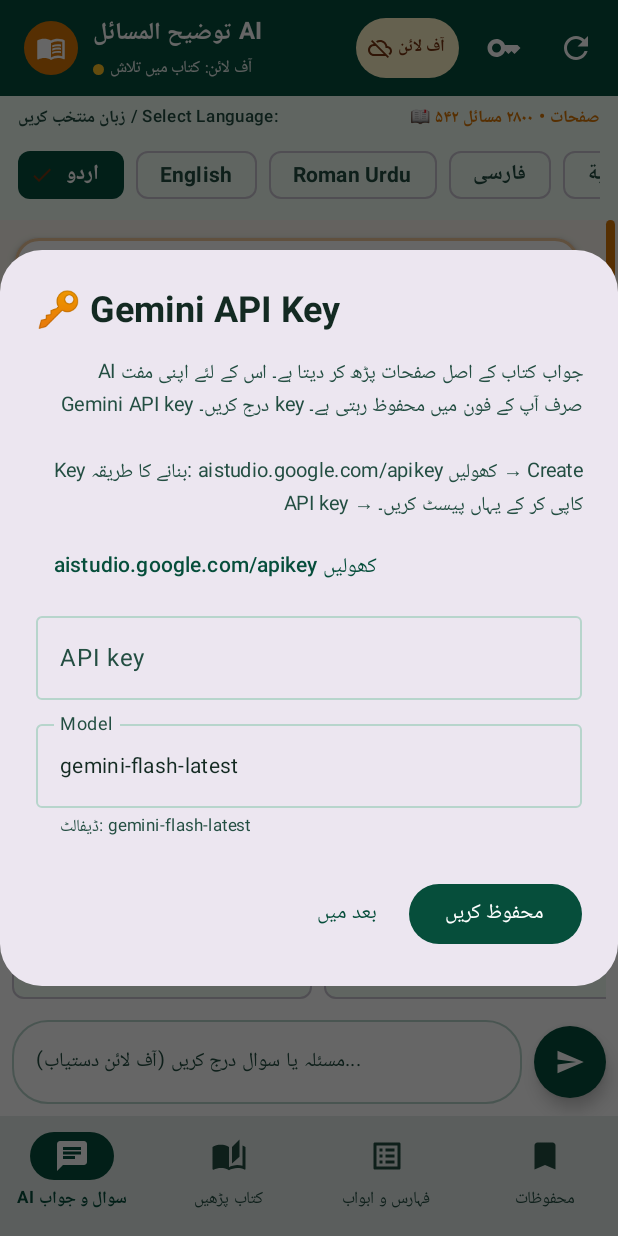
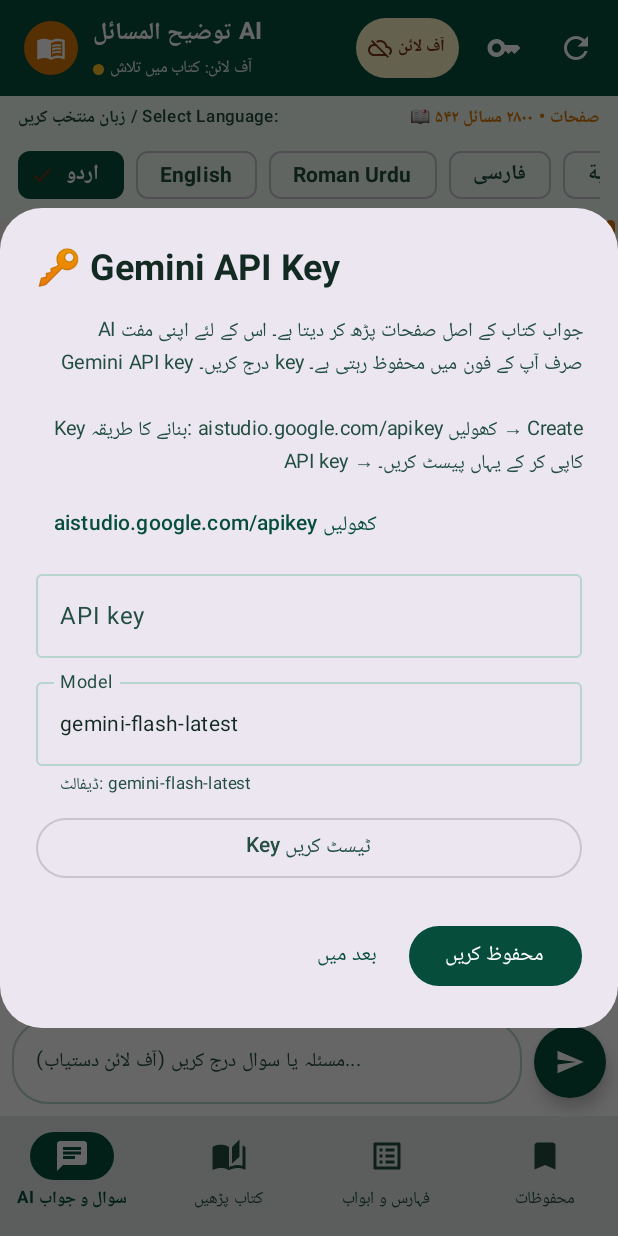
Before and after one commit to esa52126-code/Sistani-GPT, an Android app built with Jetpack Compose: the screen it shows after launch (MainActivity), on a phone screen of 412 x 824 dp. Run offline under Robolectric (Android 15) with nearby library versions, the phone set to English and light mode, and no system bars.

Commit message:
Hide raw OCR text from answers; add API key test button
- Fallback answers list the matching pages and chapters instead of noisy OCR snippets
- When the AI call fails, show the reason prominently at the top of the answer
- Settings dialog: 'Key test' button that sends a tiny request and shows the exact error

Co-Authored-By: Claude Opus 5.5 <noreply@anthropic.com>
Claude-Session: https://claude.ai/code/session_012HvAQ9B9qTwRgYvR4sgWTQ

```diff
--- a/app/src/main/java/com/example/ui/screens/ChatScreen.kt
+++ b/app/src/main/java/com/example/ui/screens/ChatScreen.kt
@@ -916,6 +916,9 @@ fun ApiKeyDialog(onDismiss: () -> Unit, onSaved: (Boolean) -> Unit) {
     val context = LocalContext.current
     var key by remember { mutableStateOf(SettingsStore.savedApiKey(context)) }
     var model by remember { mutableStateOf(SettingsStore.model(context)) }
+    var testResult by remember { mutableStateOf<String?>(null) }
+    var testing by remember { mutableStateOf(false) }
+    val scope = rememberCoroutineScope()
     AlertDialog(
         onDismissRequest = onDismiss,
         title = { Text("🔑 Gemini API Key", fontWeight = FontWeight.Bold) },
@@ -953,6 +956,26 @@ fun ApiKeyDialog(onDismiss: () -> Unit, onSaved: (Boolean) -> Unit) {
                     supportingText = { Text("ڈیفالٹ: ${SettingsStore.DEFAULT_MODEL}", fontSize = 11.sp) },
                     modifier = Modifier.fillMaxWidth()
                 )
+                Spacer(Modifier.height(8.dp))
+                OutlinedButton(
+                    enabled = !testing,
+                    onClick = {
+                        testing = true
+                        testResult = null
+                        scope.launch {
+                            testResult = GeminiService.testKey(key, model).second
+                            testing = false
+                        }
+                    },
+                    modifier = Modifier.fillMaxWidth()
+                ) {
+                    if (testing) CircularProgressIndicator(modifier = Modifier.size(18.dp), strokeWidth = 2.dp)
+                    else Text("Key ٹیسٹ کریں")
+                }
+                testResult?.let {
+                    Spacer(Modifier.height(6.dp))
+                    Text(it, fontSize = 13.sp, lineHeight = 20.sp, textAlign = TextAlign.Right, modifier = Modifier.fillMaxWidth())
+                }
             }
         },
         confirmButton = {
```
Also changed, not shown: app/src/main/java/com/example/network/GeminiService.kt (+37 -8 lines).
